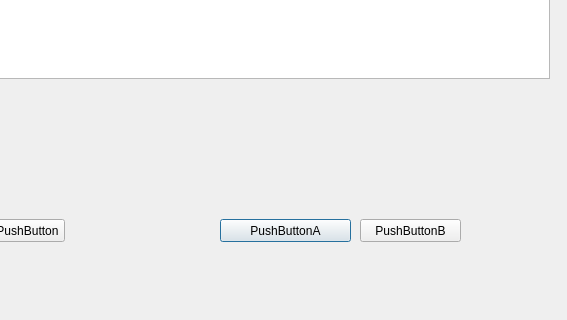
The window that regist_gui.ui (ttttttt73/IoT_Registry2) describes before a commit, drawn with Qt 5; both pictures show x 310 to 877 and y 241 to 561 of the 877 by 561 pixel window.
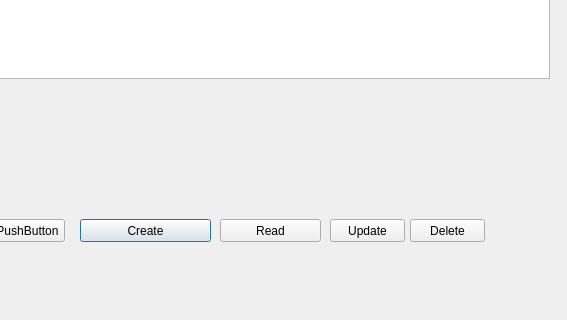
The same window after the commit.

```diff
--- a/regist_gui.ui
+++ b/regist_gui.ui
@@ -45,27 +45,27 @@
   <widget class="QPushButton" name="btn_1">
    <property name="geometry">
     <rect>
-     <x>530</x>
+     <x>390</x>
      <y>460</y>
      <width>131</width>
      <height>23</height>
     </rect>
    </property>
    <property name="text">
-    <string>PushButtonA</string>
+    <string>Create</string>
    </property>
   </widget>
   <widget class="QPushButton" name="btn_2">
    <property name="geometry">
     <rect>
-     <x>670</x>
+     <x>530</x>
      <y>460</y>
      <width>101</width>
      <height>23</height>
     </rect>
    </property>
    <property name="text">
-    <string>PushButtonB</string>
+    <string>Read</string>
    </property>
   </widget>
   <widget class="QPushButton" name="pushbutton">
@@ -81,6 +81,32 @@
     <string>PushButton</string>
    </property>
   </widget>
+  <widget class="QPushButton" name="pushButton">
+   <property name="geometry">
+    <rect>
+     <x>640</x>
+     <y>460</y>
+     <width>75</width>
+     <height>23</height>
+    </rect>
+   </property>
+   <property name="text">
+    <string>Update</string>
+   </property>
+  </widget>
+  <widget class="QPushButton" name="pushButton_2">
+   <property name="geometry">
+    <rect>
+     <x>720</x>
+     <y>460</y>
+     <width>75</width>
+     <height>23</height>
+    </rect>
+   </property>
+   <property name="text">
+    <string>Delete</string>
+   </property>
+  </widget>
  </widget>
  <resources/>
  <connections/>
```
